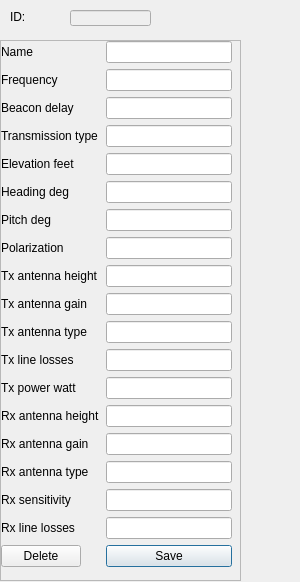
QDeltaSoft/qradiopredict, file FGPropagationTool/groundstationform.ui: the form before one commit.
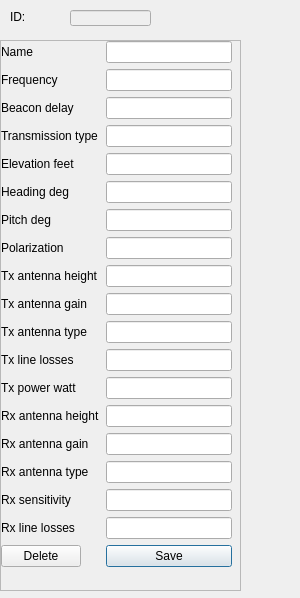
The form after the commit.

The edit to the form file:
```diff
--- a/FGPropagationTool/groundstationform.ui
+++ b/FGPropagationTool/groundstationform.ui
@@ -7,7 +7,7 @@
     <x>0</x>
     <y>0</y>
     <width>300</width>
-    <height>582</height>
+    <height>598</height>
    </rect>
   </property>
   <property name="minimumSize">
@@ -25,7 +25,7 @@
      <x>0</x>
      <y>40</y>
      <width>241</width>
-     <height>541</height>
+     <height>551</height>
     </rect>
    </property>
    <property name="widgetResizable">
@@ -37,7 +37,7 @@
       <x>0</x>
       <y>0</y>
       <width>239</width>
-      <height>539</height>
+      <height>549</height>
      </rect>
     </property>
     <widget class="QWidget" name="formLayoutWidget">
@@ -46,7 +46,7 @@
        <x>0</x>
        <y>0</y>
        <width>231</width>
-       <height>551</height>
+       <height>541</height>
       </rect>
      </property>
      <layout class="QFormLayout" name="formLayout">
```
